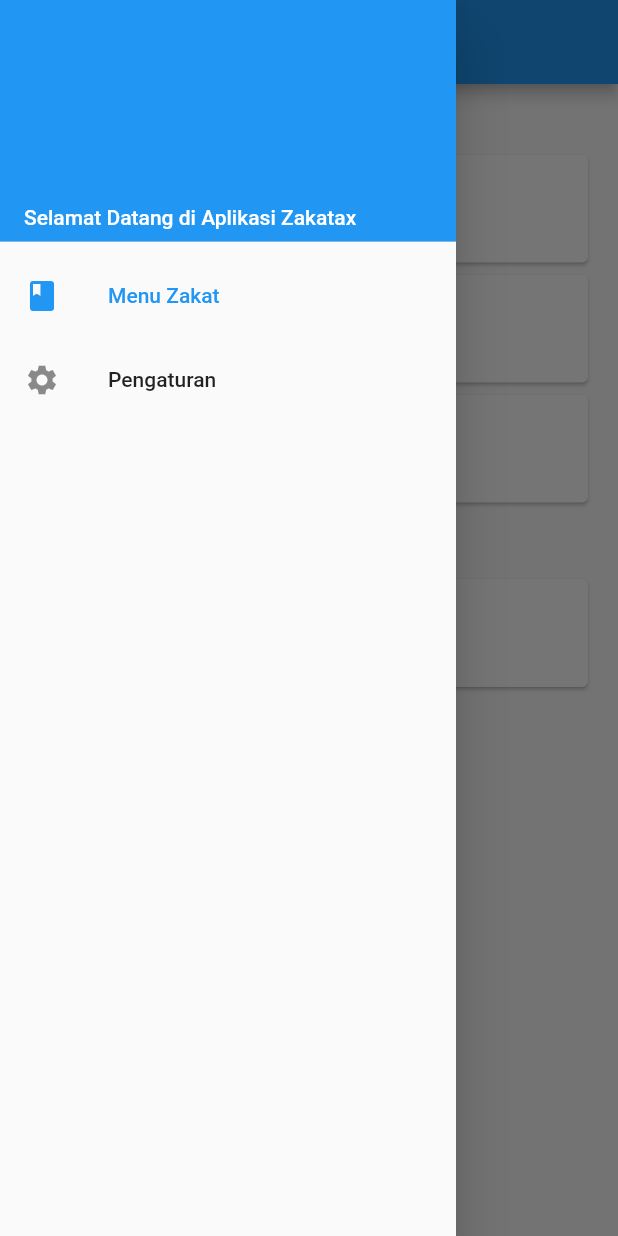
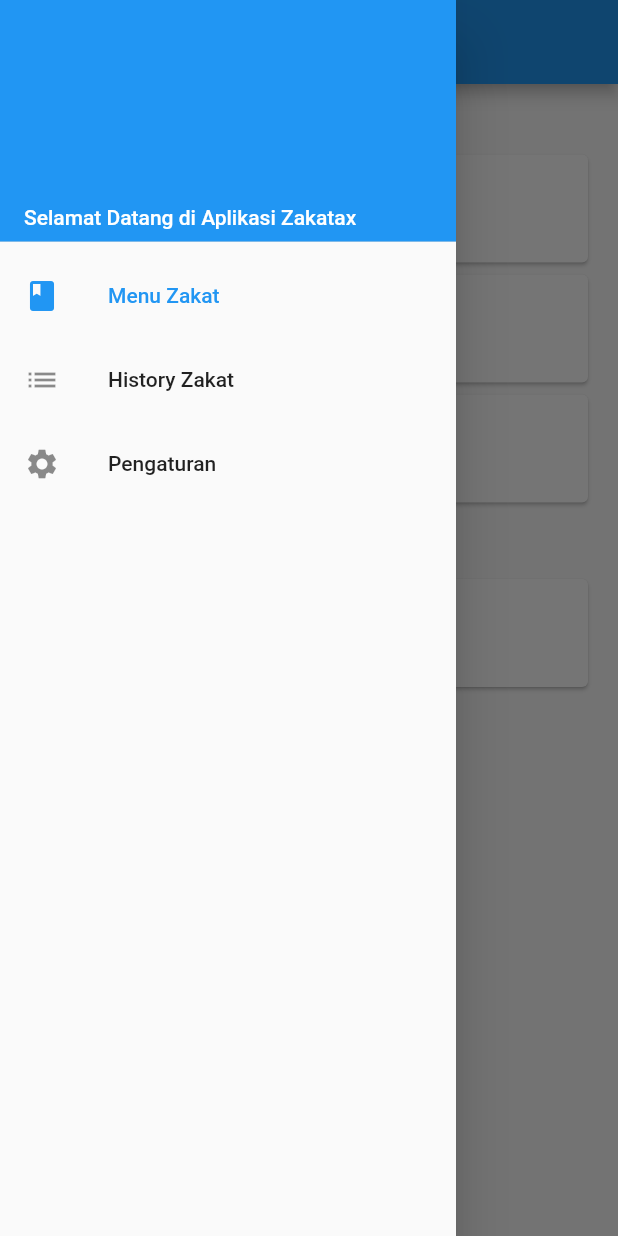
Before and after one commit to feriyalsusanto/zakatax, a Flutter app: the screen it shows after launch, with the side drawer open, on a phone screen of 412 x 824 dp. Run offline on Flutter 3.47's test engine with Material 2 defaults, Android fonts, the phone set to English and light mode, and no system bars; our stand-ins replace date_format, datetime_picker_formfield, flutter_local_notifications, image_picker, photo_view, sqflite; accounts and stored records are empty.

Commit message:
implement history zakat

```diff
--- a/lib/home/home.page.dart
+++ b/lib/home/home.page.dart
@@ -1,4 +1,5 @@
 import 'package:flutter/material.dart';
+import 'package:zakatax/home/history/list.page.dart';
 import 'package:zakatax/home/menu/menu.page.dart';
 import 'package:zakatax/home/setting/setting.page.dart';
 
@@ -12,6 +13,7 @@ class _HomePageState extends State<HomePage> {
 
   final drawerItems = [
     DrawerItem("Menu Zakat", Icons.book),
+    DrawerItem("History Zakat", Icons.list),
     DrawerItem("Pengaturan", Icons.settings)
   ];
 
@@ -23,6 +25,8 @@ class _HomePageState extends State<HomePage> {
       case 0:
         return MenuPage();
       case 1:
+        return HistoryListPage();
+      case 2:
         return SettingPage();
 
       default:
@@ -39,6 +43,9 @@ class _HomePageState extends State<HomePage> {
           _title = 'Home';
           break;
         case 1:
+          _title = 'History';
+          break;
+        case 2:
           _title = 'Pengaturan';
           break;
       }
```
